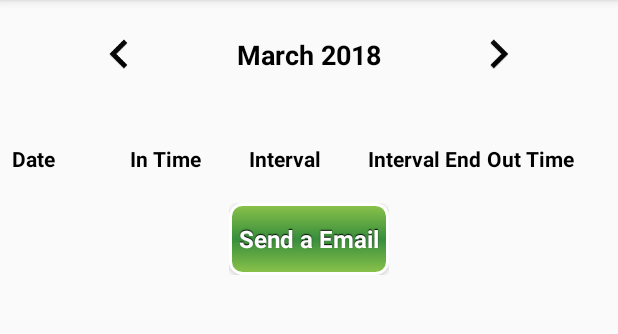
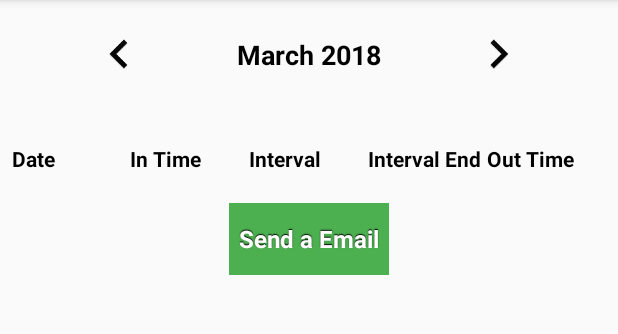
Before and after one commit to issuran/LogWorktime, an Android app: the ListLoggedWorktime screen opened directly, with no data from a screen before it, on a phone screen of 412 x 824 dp, the part 84-418 px from its top. Run offline under Robolectric (Android 15) with nearby library versions, the phone set to English and light mode, and no system bars; our stand-ins replace Firebase (no records; nobody signed in at launch, a user with empty details on screens opened directly); libraries missing offline, so code that uses them is left out: com.firebase.ui.

Commit message:
Changed buttons layout

```diff
--- a/app/build.gradle
+++ b/app/build.gradle
@@ -11,7 +11,7 @@ android {
         applicationId "br.com.optimizer7.logworktime"
         minSdkVersion 16
         targetSdkVersion 27
-        versionCode 4
+        versionCode 5
         multiDexEnabled true
         versionName "1.0"
         testInstrumentationRunner "android.support.test.runner.AndroidJUnitRunner"
--- a/app/src/main/res/drawable/button_enabled.xml
+++ b/app/src/main/res/drawable/button_enabled.xml
@@ -2,16 +2,8 @@
 
 <shape xmlns:android="http://schemas.android.com/apk/res/android" android:shape="rectangle">
     <gradient
-        android:startColor="@color/colorAccent"
-        android:centerColor="@color/colorPrimaryDark"
-        android:endColor="@color/colorAccent"
+        android:startColor="@color/colorPrimary"
+        android:centerColor="@color/colorPrimary"
+        android:endColor="@color/colorPrimary"
         android:angle="90"/>
-    <padding android:left="7dp"
-        android:top="7dp"
-        android:right="7dp"
-        android:bottom="7dp" />
-    <stroke
-        android:width="2dip"
-        android:color="#FFFFFF" />
-    <corners android:radius= "8dp" />
 </shape>
--- a/app/src/main/res/drawable/button_pressed.xml
+++ b/app/src/main/res/drawable/button_pressed.xml
@@ -1,15 +1,7 @@
 <shape xmlns:android="http://schemas.android.com/apk/res/android" android:shape="rectangle">
     <gradient
         android:startColor="@color/colorPrimaryDark"
-        android:centerColor="@color/colorAccent"
+        android:centerColor="@color/colorPrimaryDark"
         android:endColor="@color/colorPrimaryDark"
         android:angle="90"/>
-    <padding android:left="7dp"
-        android:top="7dp"
-        android:right="7dp"
-        android:bottom="7dp" />
-    <stroke
-        android:width="2dip"
-        android:color="#FFFFFF" />
-    <corners android:radius= "8dp" />
 </shape>
```
